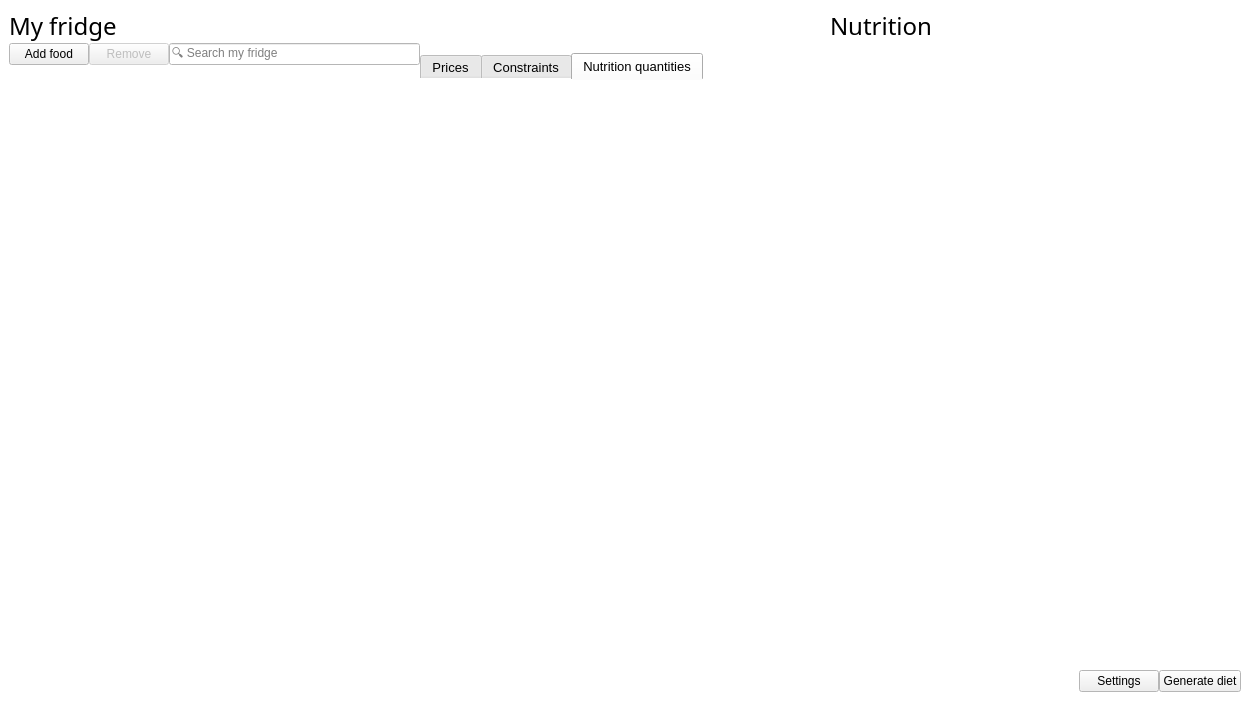
This is ui/ui_mainwindow.ui in josh-minch/spartan as Qt 5 draws it before an edit. The edited form follows.
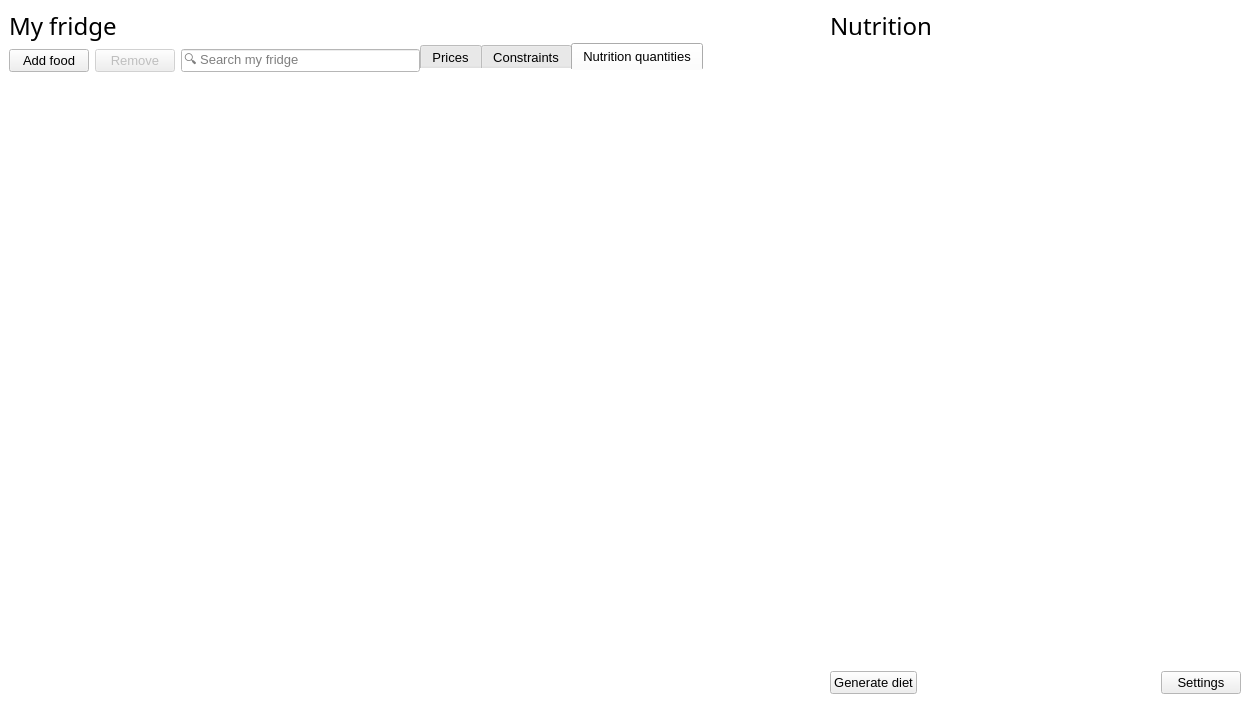
This is the edited form. Icons and pictures are not drawn. Custom widgets are drawn as their Qt base class.

What changed in the file:
```diff
--- a/ui/ui_mainwindow.ui
+++ b/ui/ui_mainwindow.ui
@@ -7,7 +7,7 @@
     <x>0</x>
     <y>0</y>
     <width>1250</width>
-    <height>701</height>
+    <height>703</height>
    </rect>
   </property>
   <property name="palette">
@@ -89,6 +89,9 @@
     </property>
     <item>
      <layout class="QVBoxLayout" name="verticalLayout">
+      <property name="spacing">
+       <number>6</number>
+      </property>
       <item>
        <widget class="QLabel" name="label_9">
         <property name="font">
@@ -123,7 +126,7 @@
           <property name="font">
            <font>
             <family>Segoe UI</family>
-            <pointsize>9</pointsize>
+            <pointsize>10</pointsize>
            </font>
           </property>
           <property name="styleSheet">
@@ -152,7 +155,7 @@
           <property name="font">
            <font>
             <family>Segoe UI</family>
-            <pointsize>9</pointsize>
+            <pointsize>10</pointsize>
            </font>
           </property>
           <property name="toolTip">
@@ -172,7 +175,7 @@
           <property name="font">
            <font>
             <family>Segoe UI Symbol</family>
-            <pointsize>9</pointsize>
+            <pointsize>10</pointsize>
            </font>
           </property>
           <property name="text">
@@ -348,7 +351,7 @@
         <property name="sizeHint" stdset="0">
          <size>
           <width>13</width>
-          <height>44</height>
+          <height>34</height>
          </size>
         </property>
        </spacer>
@@ -729,6 +732,9 @@
           <string>Nutrition quantities</string>
          </attribute>
          <layout class="QGridLayout" name="gridLayout_4">
+          <property name="leftMargin">
+           <number>0</number>
+          </property>
           <item row="0" column="0">
            <widget class="ComboTableView" name="nut_quant_view">
             <property name="palette">
@@ -824,7 +830,7 @@
             </property>
             <property name="font">
              <font>
-              <pointsize>9</pointsize>
+              <pointsize>10</pointsize>
              </font>
             </property>
             <property name="focusPolicy">
@@ -864,6 +870,9 @@
             <attribute name="horizontalHeaderHighlightSections">
              <bool>false</bool>
             </attribute>
+            <attribute name="horizontalHeaderStretchLastSection">
+             <bool>true</bool>
+            </attribute>
             <attribute name="verticalHeaderVisible">
              <bool>false</bool>
             </attribute>
@@ -980,7 +989,7 @@
           <property name="font">
            <font>
             <family>Segoe UI</family>
-            <pointsize>9</pointsize>
+            <pointsize>10</pointsize>
            </font>
           </property>
           <property name="focusPolicy">
@@ -1290,6 +1299,40 @@
       </item>
       <item>
        <layout class="QHBoxLayout" name="horizontalLayout_3">
+        <item>
+         <widget class="QPushButton" name="optimize_btn">
+          <property name="font">
+           <font>
+            <family>Segoe UI</family>
+            <pointsize>10</pointsize>
+            <weight>50</weight>
+            <bold>false</bold>
+           </font>
+          </property>
+          <property name="toolTip">
+           <string>&lt;p style='white-space:pre'&gt;Generate optimum diet (F5)&lt;/p&gt;</string>
+          </property>
+          <property name="styleSheet">
+           <string notr="true"/>
+          </property>
+          <property name="text">
+           <string>Generate diet</string>
+          </property>
+          <property name="icon">
+           <iconset>
+            <normaloff>images/diet_btn.png</normaloff>images/diet_btn.png</iconset>
+          </property>
+          <property name="iconSize">
+           <size>
+            <width>20</width>
+            <height>20</height>
+           </size>
+          </property>
+          <property name="shortcut">
+           <string>F5</string>
+          </property>
+         </widget>
+        </item>
         <item>
          <spacer name="horizontalSpacer">
           <property name="orientation">
@@ -1305,16 +1348,10 @@
         </item>
         <item>
          <widget class="QPushButton" name="pref_btn">
-          <property name="maximumSize">
-           <size>
-            <width>100</width>
-            <height>16777215</height>
-           </size>
-          </property>
           <property name="font">
            <font>
             <family>Segoe UI</family>
-            <pointsize>9</pointsize>
+            <pointsize>10</pointsize>
            </font>
           </property>
           <property name="text">
@@ -1335,46 +1372,6 @@
           </property>
          </widget>
         </item>
-        <item>
-         <widget class="QPushButton" name="optimize_btn">
-          <property name="maximumSize">
-           <size>
-            <width>120</width>
-            <height>16777215</height>
-           </size>
-          </property>
-          <property name="font">
-           <font>
-            <family>Segoe UI</family>
-            <pointsize>9</pointsize>
-            <weight>50</weight>
-            <bold>false</bold>
-           </font>
-          </property>
-          <property name="toolTip">
-           <string>&lt;p style='white-space:pre'&gt;Generate optimum diet (F5)&lt;/p&gt;</string>
-          </property>
-          <property name="styleSheet">
-           <string notr="true"/>
-          </property>
-          <property name="text">
-           <string>Generate diet</string>
-          </property>
-          <property name="icon">
-           <iconset>
-            <normaloff>images/diet_btn.png</normaloff>images/diet_btn.png</iconset>
-          </property>
-          <property name="iconSize">
-           <size>
-            <width>20</width>
-            <height>20</height>
-           </size>
-          </property>
-          <property name="shortcut">
-           <string>F5</string>
-          </property>
-         </widget>
-        </item>
        </layout>
       </item>
      </layout>
```
Left out of the diff: 14 changed lines with no effect on the pictures.
